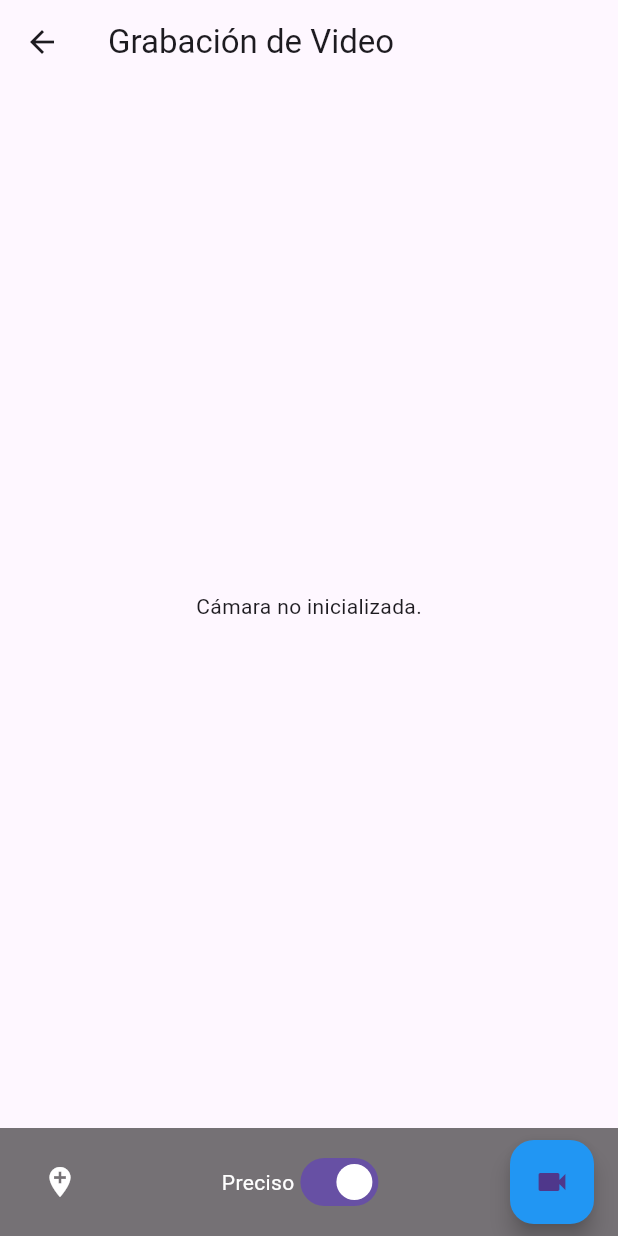
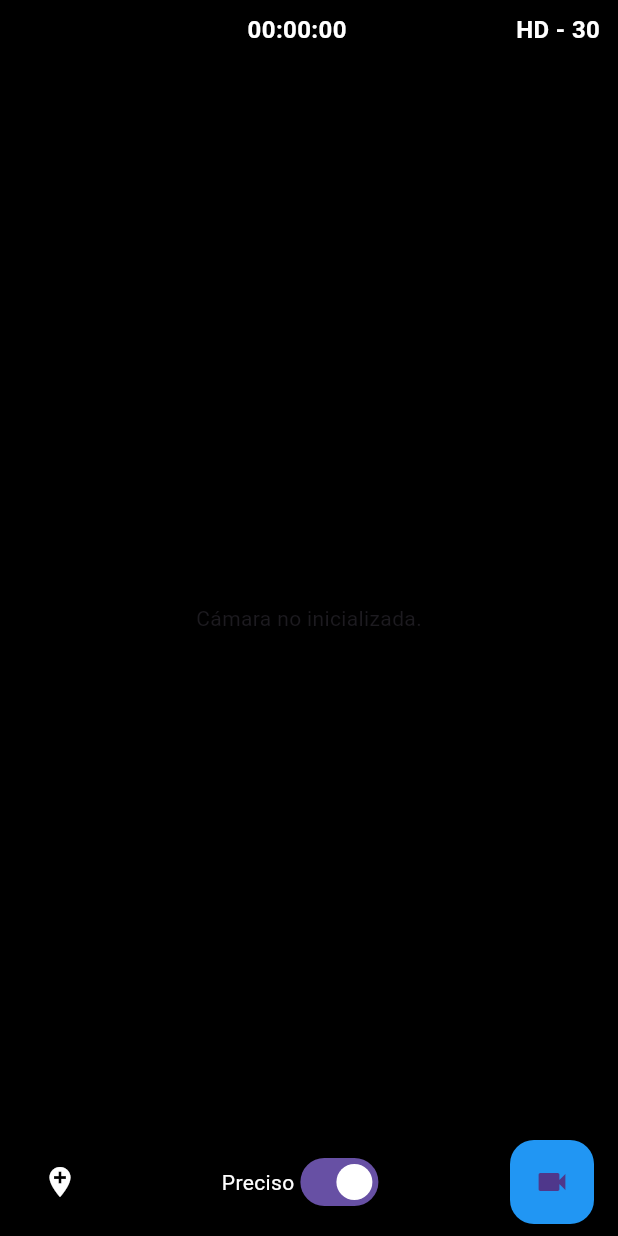
Before and after one commit to RuaJean/geo_app, a Flutter app: the HomePage screen opened by its route, on a phone screen of 412 x 824 dp. Run offline on Flutter 3.47's test engine with Material 3 defaults, Android fonts, the phone set to English and light mode, and no system bars; our stand-ins replace camera, geolocator, permission_handler, sensors_plus, video_player.

Commit message:
Cambios miercolaes 19/02

```diff
--- a/lib/src/config/theme.dart
+++ b/lib/src/config/theme.dart
@@ -4,7 +4,7 @@
   static ThemeData buildTheme() {
     return ThemeData(
       primarySwatch: Colors.blue,
-      visualDensity: VisualDensity.adaptivePlatformDensity,
+      scaffoldBackgroundColor: Colors.grey[200], // Gris claro
     );
   }
 }
--- a/lib/src/core/utils/gpx_generator.dart
+++ b/lib/src/core/utils/gpx_generator.dart
@@ -3,7 +3,7 @@
 
 class GPXGenerator {
   static Future<String> generateGpxFile(List<Waypoint> waypoints, {required String videoFilePath}) async {
-    // Se guarda el archivo GPX en la misma carpeta del video
+    // Se crea el archivo GPX en la misma carpeta del video, con el nombre waypoints.gpx
     final directory = File(videoFilePath).parent;
     final gpxPath = '${directory.path}/waypoints.gpx';
 
--- a/lib/src/core/utils/srt_generator.dart
+++ b/lib/src/core/utils/srt_generator.dart
@@ -4,7 +4,6 @@
 
 class SrtGenerator {
   static Future<String> generateSrtFile(List<GeoData> dataFrames, {required String videoFilePath}) async {
-    // Reemplazamos .mp4 por .srt en la misma carpeta
     String srtPath = videoFilePath.replaceAll('.mp4', '.srt');
     final buffer = StringBuffer();
 
@@ -12,7 +11,7 @@
       final geo = dataFrames[i];
       int index = i + 1;
 
-      // Se calcula el rango de tiempo
+      // Rango de tiempo para el fotograma
       final startMs = dataFrames.take(i).fold<int>(0, (acc, d) => acc + d.diffTimeMs);
       final endMs = startMs + geo.diffTimeMs;
       String startStr = _formatSrtTime(startMs);
--- a/lib/src/presentation/pages/home_page.dart
+++ b/lib/src/presentation/pages/home_page.dart
@@ -4,6 +4,7 @@
 import '../../presentation/controllers/recording_controller.dart';
 import '../../presentation/widgets/preview_widget.dart';
 import '../../presentation/widgets/record_button.dart';
+import '../../presentation/widgets/camera_settings_widget.dart';
 
 class HomePage extends StatefulWidget {
   const HomePage({Key? key}) : super(key: key);
@@ -13,7 +14,7 @@
 
 class _HomePageState extends State<HomePage> {
   late RecordingController _recordingController;
-  bool usePreciseLocation = true; // Valor por defecto
+  bool usePreciseLocation = true;
 
   @override
   void initState() {
@@ -37,8 +38,7 @@
   }
 
   Future<void> _onWaypointButtonPressed() async {
-    // Almacena un waypoint en el momento actual
-    await _recordingController.storeWaypoint();
+    await _recordingController.storeWaypoint(context: context);
     setState(() {});
   }
 
@@ -47,34 +47,57 @@
     return ChangeNotifierProvider.value(
       value: _recordingController,
       child: Scaffold(
-        appBar: AppBar(
-          title: const Text('Grabación de Video'),
-        ),
-        body: Column(
+        backgroundColor: Colors.black,
+        body: SafeArea(
+          child: Stack(
             children: [
-            // Vista previa de la cámara
-            Expanded(
-              child: Consumer<RecordingController>(
+              // Vista previa de la cámara (ocupando toda la pantalla)
+              Consumer<RecordingController>(
                 builder: (context, controller, child) {
                   return PreviewWidget(
                     controller: controller.cameraService.controller,
                   );
                 },
               ),
+              // Barra superior con contador y widget "HD - 30"
+              Align(
+                alignment: Alignment.topCenter,
+                child: Padding(
+                  padding: const EdgeInsets.symmetric(horizontal: 12.0, vertical: 8.0),
+                  child: Row(
+                    mainAxisAlignment: MainAxisAlignment.spaceBetween,
+                    children: [
+                      const SizedBox(width: 40),
+                      Consumer<RecordingController>(
+                        builder: (context, controller, _) {
+                          return Text(
+                            controller.elapsedTimeString,
+                            style: TextStyle(
+                              color: controller.isRecording ? Colors.red : Colors.white,
+                              fontSize: 16,
+                              fontWeight: FontWeight.bold,
                             ),
-            // Controles inferiores en un container
-            Container(
+                          );
+                        },
+                      ),
+                      const CameraSettingsWidget(),
+                    ],
+                  ),
+                ),
+              ),
+              // Controles inferiores
+              Align(
+                alignment: Alignment.bottomCenter,
+                child: Container(
                   color: Colors.black54,
                   padding: const EdgeInsets.symmetric(horizontal: 16.0, vertical: 8.0),
                   child: Row(
                     mainAxisAlignment: MainAxisAlignment.spaceBetween,
                     children: [
-                  // Botón para almacenar waypoint (solo activo si se está grabando)
                       IconButton(
                         icon: const Icon(Icons.add_location, color: Colors.white),
                         onPressed: _recordingController.isRecording ? _onWaypointButtonPressed : null,
                       ),
-                  // Switch para seleccionar precisión de ubicación
                       Row(
                         children: [
                           const Text('Preciso', style: TextStyle(color: Colors.white)),
@@ -88,7 +111,6 @@
                           ),
                         ],
                       ),
-                  // Botón de grabación
                       RecordButton(
                         isRecording: _recordingController.isRecording,
                         onPressed: _onRecordButtonPressed,
@@ -96,7 +118,9 @@
                     ],
                   ),
                 ),
+              ),
             ],
+          ),
         ),
       ),
     );
--- /dev/null
+++ b/lib/src/presentation/widgets/camera_settings_widget.dart
@@ -0,0 +1,73 @@
+import 'package:camera/camera.dart';
+import 'package:flutter/material.dart';
+import 'package:provider/provider.dart';
+import '../../presentation/controllers/recording_controller.dart';
+import 'dart:math';
+
+class CameraSettingsWidget extends StatefulWidget {
+  const CameraSettingsWidget({Key? key}) : super(key: key);
+
+  @override
+  State<CameraSettingsWidget> createState() => _CameraSettingsWidgetState();
+}
+
+class _CameraSettingsWidgetState extends State<CameraSettingsWidget> {
+  bool _supports4K = false;
+
+  @override
+  void initState() {
+    super.initState();
+    _check4KSupport();
+  }
+
+  Future<void> _check4KSupport() async {
+    final controller = Provider.of<RecordingController>(context, listen: false);
+    final camera = controller.selectedCamera;
+    if (camera == null) return;
+    final supported = await controller.cameraService.getSupportedResolutions(camera);
+    setState(() {
+      _supports4K = supported.contains(ResolutionPreset.ultraHigh);
+    });
+  }
+
+  @override
+  Widget build(BuildContext context) {
+    final controller = Provider.of<RecordingController>(context);
+    final is4K = (controller.selectedResolution == ResolutionPreset.ultraHigh);
+    final is60 = (controller.selectedFrameRate == 60);
+    return GestureDetector(
+      onTapDown: (details) {
+        final box = context.findRenderObject() as RenderBox?;
+        if (box == null) return;
+        final localPos = box.globalToLocal(details.globalPosition);
+        final width = box.size.width;
+        if (localPos.dx < width / 2) {
+          // Toggle resolución
+          if (is4K) {
+            controller.selectedResolution = ResolutionPreset.high;
+          } else {
+            if (_supports4K) {
+              controller.selectedResolution = ResolutionPreset.ultraHigh;
+            }
+          }
+        } else {
+          // Toggle FPS
+          if (is60) {
+            controller.selectedFrameRate = 30;
+          } else {
+            controller.selectedFrameRate = 60;
+          }
+        }
+        setState(() {});
+      },
+      child: Text(
+        "${is4K ? "4K" : "HD"} - ${is60 ? "60" : "30"}",
+        style: const TextStyle(
+          color: Colors.white,
+          fontSize: 16,
+          fontWeight: FontWeight.bold,
+        ),
+      ),
+    );
+  }
+}
```
Also changed, not shown: lib/src/core/services/camera_service.dart (+50 -24 lines), lib/src/core/services/orientation_service.dart (added, +83 -0 lines), lib/src/core/services/permission_service.dart (+20 -2 lines), lib/src/presentation/controllers/recording_controller.dart (+73 -24 lines), lib/src/presentation/pages/gpx_viewer_page.dart (added, +49 -0 lines), lib/src/presentation/pages/videos_list_page.dart (added, +164 -0 lines), lib/src/presentation/widgets/preview_widget.dart (+27 -1 lines), lib/src/presentation/widgets/videos_list_page.dart (+32 -13 lines), pubspec.yaml (+8 -5 lines), flutter_01.png (added), flutter_02.png (added), 260 other files. Lines whose indentation alone changed are shown as unchanged.
